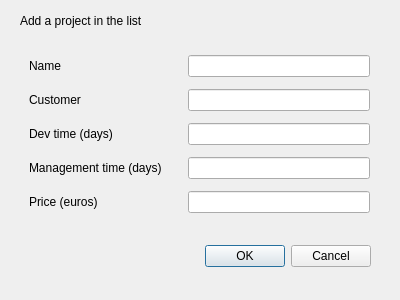
Old version of the form project_dialog.ui in the repository Romain96/M2S3_QualiteERP.
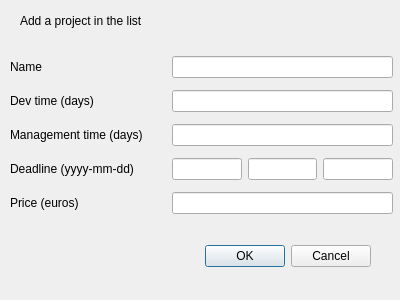
New version of the form.

Commit message: updating dialog windows with team/project class attributes

The edit to the form file:
```diff
--- a/project_dialog.ui
+++ b/project_dialog.ui
@@ -45,32 +45,27 @@
   <widget class="QWidget" name="gridLayoutWidget">
    <property name="geometry">
     <rect>
-     <x>29</x>
-     <y>49</y>
-     <width>341</width>
+     <x>10</x>
+     <y>50</y>
+     <width>383</width>
      <height>171</height>
     </rect>
    </property>
    <layout class="QGridLayout" name="gridLayout">
-    <item row="1" column="2">
-     <widget class="QLineEdit" name="lineEdit_2"/>
+    <item row="2" column="0">
+     <widget class="QLabel" name="label_dev_time">
+      <property name="text">
+       <string>Dev time (days)</string>
+      </property>
+     </widget>
     </item>
-    <item row="3" column="2">
-     <widget class="QLineEdit" name="lineEdit_3"/>
-    </item>
-    <item row="4" column="2">
-     <widget class="QLineEdit" name="lineEdit_4"/>
-    </item>
-    <item row="5" column="2">
-     <widget class="QLineEdit" name="lineEdit_5"/>
-    </item>
-    <item row="2" column="2">
-     <widget class="QLineEdit" name="lineEdit"/>
+    <item row="4" column="3">
+     <widget class="QLineEdit" name="lineEdit_month"/>
     </item>
     <item row="4" column="0">
      <widget class="QLabel" name="label_5">
       <property name="text">
-       <string>Management time (days)</string>
+       <string>Deadline (yyyy-mm-dd)</string>
       </property>
      </widget>
     </item>
@@ -81,26 +76,15 @@
       </property>
      </widget>
     </item>
-    <item row="2" column="0">
-     <widget class="QLabel" name="label_3">
-      <property name="text">
-       <string>Customer</string>
-      </property>
-     </widget>
-    </item>
     <item row="3" column="0">
      <widget class="QLabel" name="label_4">
       <property name="text">
-       <string>Dev time (days) </string>
+       <string>Management time (days) </string>
       </property>
      </widget>
     </item>
-    <item row="5" column="0">
-     <widget class="QLabel" name="label_6">
-      <property name="text">
-       <string>Price (euros)</string>
-      </property>
-     </widget>
+    <item row="4" column="2">
+     <widget class="QLineEdit" name="lineEdit_year"/>
     </item>
     <item row="1" column="1" rowspan="5">
      <spacer name="verticalSpacer">
@@ -115,6 +99,28 @@
       </property>
      </spacer>
     </item>
+    <item row="5" column="0">
+     <widget class="QLabel" name="label_price">
+      <property name="text">
+       <string>Price (euros)</string>
+      </property>
+     </widget>
+    </item>
+    <item row="4" column="4">
+     <widget class="QLineEdit" name="lineEdit_day"/>
+    </item>
+    <item row="1" column="2" colspan="3">
+     <widget class="QLineEdit" name="lineEdit_name"/>
+    </item>
+    <item row="2" column="2" colspan="3">
+     <widget class="QLineEdit" name="lineEdit_dev_time"/>
+    </item>
+    <item row="3" column="2" colspan="3">
+     <widget class="QLineEdit" name="lineEdit_management_time"/>
+    </item>
+    <item row="5" column="2" colspan="3">
+     <widget class="QLineEdit" name="lineEdit_price"/>
+    </item>
    </layout>
   </widget>
  </widget>
```
Left out of the diff: 14 changed lines with no effect on the pictures. The commit also changes 5 other files.
